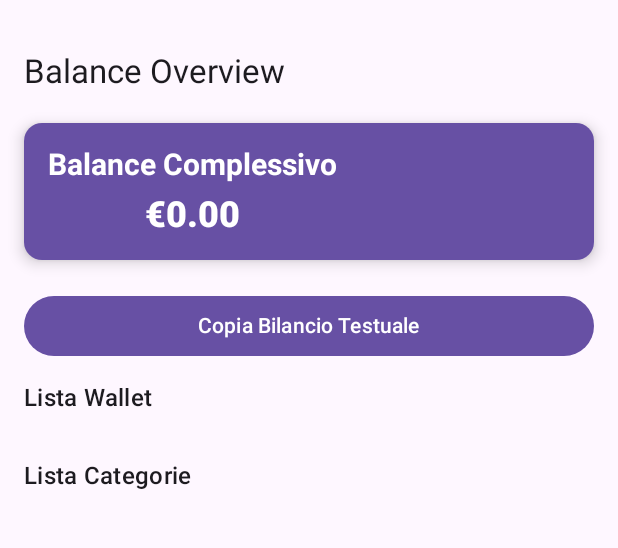
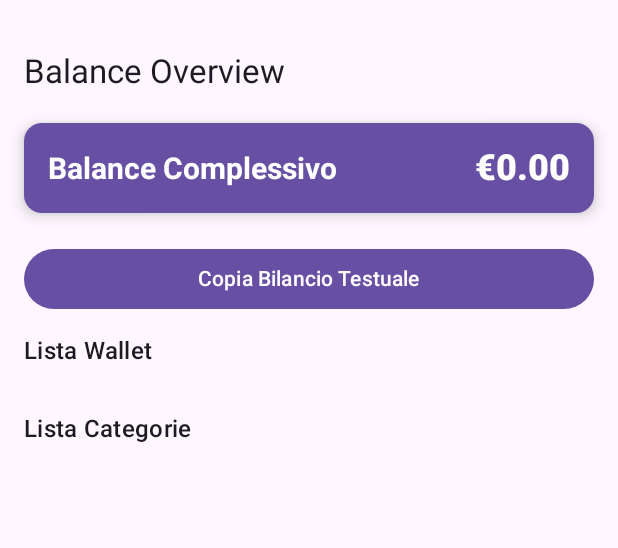
Before and after one commit to GiancarloRonci/FamilySpendTracker, an Android app built with Jetpack Compose: the BalanceOverviewScreen screen opened through its navigation route, on a phone screen of 412 x 824 dp, the part 69-617 px from its top. Run offline under Robolectric (Android 15) with nearby library versions, the phone set to English and light mode, and no system bars; our stand-ins replace Room's generated code, livedata-compose.

Commit message:
initial commit

```diff
--- a/app/src/main/java/com/example/familyspendtracker/screens/BalanceOverviewScreen.kt
+++ b/app/src/main/java/com/example/familyspendtracker/screens/BalanceOverviewScreen.kt
@@ -6,6 +6,7 @@ import android.content.Context
 import androidx.compose.foundation.layout.*
 import androidx.compose.foundation.lazy.LazyColumn
 import androidx.compose.foundation.lazy.items
+import androidx.compose.foundation.shape.RoundedCornerShape
 import androidx.compose.material3.*
 import androidx.compose.runtime.*
 import androidx.compose.runtime.livedata.observeAsState
@@ -47,33 +48,36 @@ fun BalanceOverviewScreen(viewModel: ExpenseViewModel) {
             Text("Balance Overview", style = MaterialTheme.typography.titleLarge)
         }
 
-        // 🔥 Balance Complessivo
+        // 🔥 Balance Complessivo su una riga
         item {
             Card(
                 modifier = Modifier
                     .fillMaxWidth()
                     .padding(vertical = 8.dp),
                 elevation = CardDefaults.cardElevation(6.dp),
+                shape = RoundedCornerShape(12.dp),
                 colors = CardDefaults.cardColors(containerColor = MaterialTheme.colorScheme.primary)
             ) {
-                Column(
-                    modifier = Modifier.padding(16.dp),
-                    horizontalAlignment = Alignment.CenterHorizontally
+                Row(
+                    modifier = Modifier
+                        .fillMaxWidth()
+                        .padding(16.dp),
+                    horizontalArrangement = Arrangement.SpaceBetween,
+                    verticalAlignment = Alignment.CenterVertically
                 ) {
                     Text(
                         "Balance Complessivo",
                         fontSize = 20.sp,
                         fontWeight = FontWeight.Bold,
                         color = Color.White,
-                        textAlign = TextAlign.Center
+                        textAlign = TextAlign.Start
                     )
-                    Spacer(modifier = Modifier.height(8.dp))
                     Text(
                         "€${"%.2f".format(balanceComplessivo)}",
                         fontSize = 24.sp,
                         fontWeight = FontWeight.ExtraBold,
                         color = Color.White,
-                        textAlign = TextAlign.Center
+                        textAlign = TextAlign.End
                     )
                 }
             }
```
